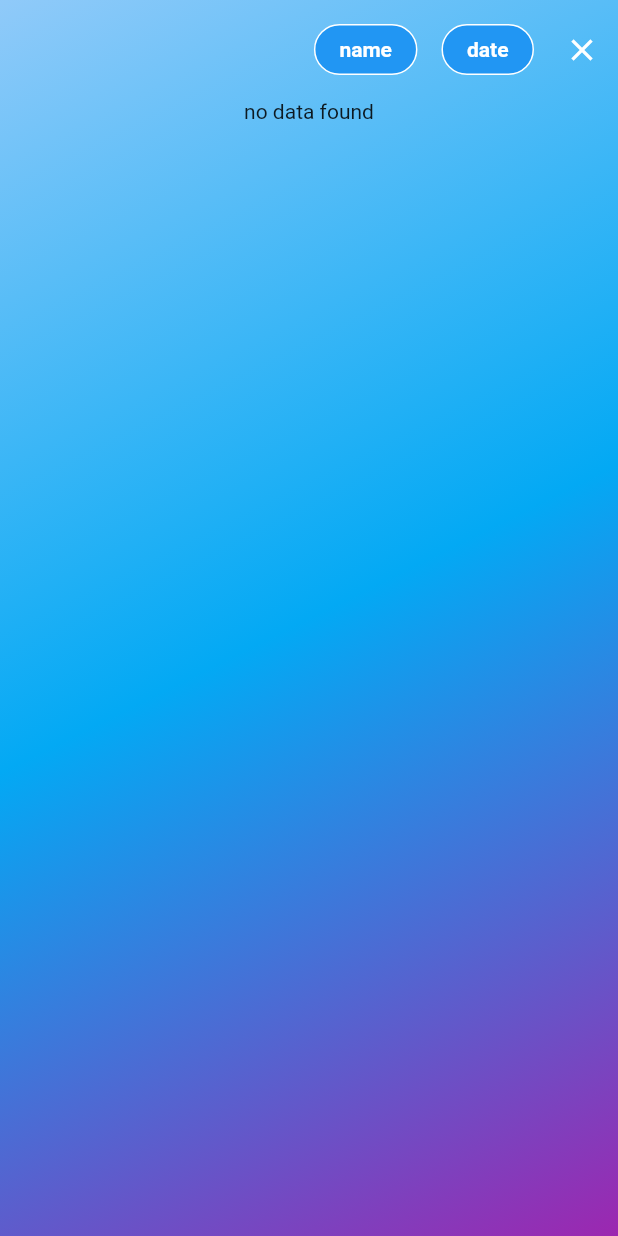
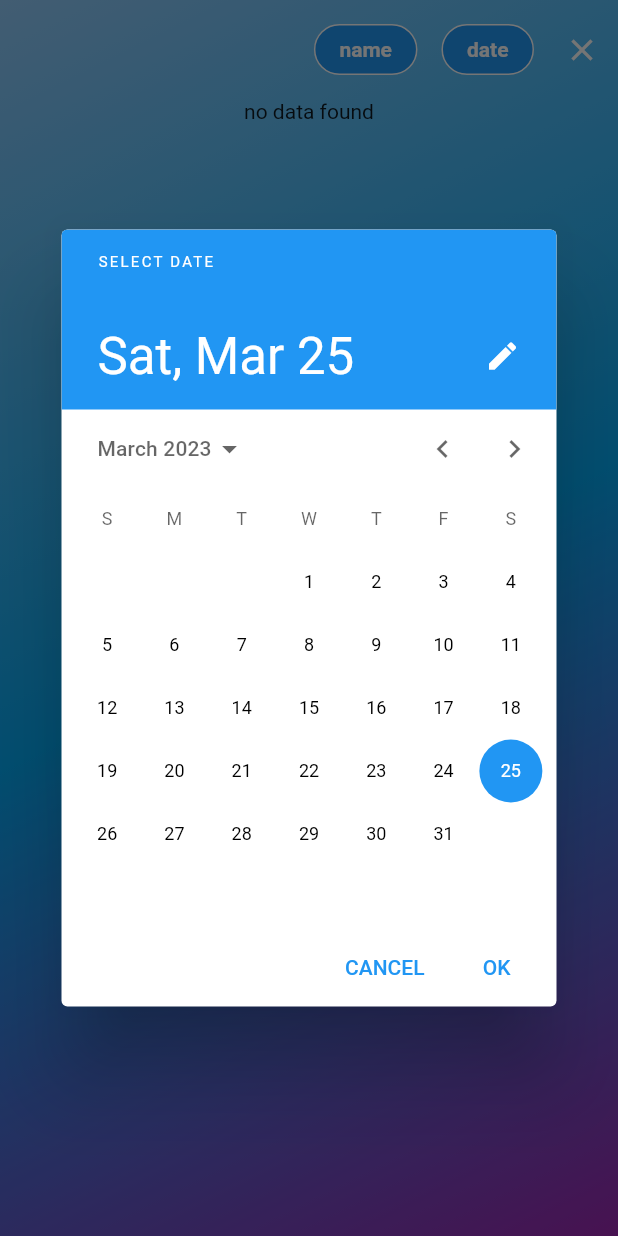
Before and after one commit to Brinfotech1407/GymReportingApp, a Flutter app: the GymOwnerHomeScreen screen opened directly, after a tap on the "filter list alt" icon, after a tap on "date", on a phone screen of 412 x 824 dp. Run offline on Flutter 3.47's test engine with Material 2 defaults, Android fonts, the phone set to English and light mode, and no system bars; our stand-ins replace cloud_firestore, firebase_auth, firebase_core, firebase_messaging, get, quickalert and 1 more; missing offline and left inert: mobile_scanner; accounts and stored records are empty; Roboto replaces fonts that are missing (Montserrat).

Commit message:
show datePicker.

```diff
--- a/lib/Home/gym_owner_home_screen.dart
+++ b/lib/Home/gym_owner_home_screen.dart
@@ -37,8 +37,7 @@ class _GymOwnerHomeScreenState extends State<GymOwnerHomeScreen> {
               child: Column(
                 children: [
                   Obx(
-                        () =>
-                        Row(
+                    () => Row(
                       mainAxisAlignment: MainAxisAlignment.end,
                       children: [
                         if (showFilterIcon.isTrue) ...[
@@ -76,11 +75,10 @@ class _GymOwnerHomeScreenState extends State<GymOwnerHomeScreen> {
                                   color: Colors.white,
                                 )),
                           ),
-                            ] else
-                              ...[
+                        ] else ...[
                           Align(
                               alignment: Alignment.centerRight,
-                                    child: filterView()),
+                              child: filterView(context)),
                         ],
                       ],
                     ),
@@ -90,12 +88,11 @@ class _GymOwnerHomeScreenState extends State<GymOwnerHomeScreen> {
                       const Center(
                         child: Text('no data found'),
                       )
-                    ] else
-                      ...[
+                    ] else ...[
                       Expanded(
                         child: ListView.builder(
                           scrollDirection: Axis.vertical,
-                            itemCount:  snapshot.data!.length,
+                          itemCount: snapshot.data!.length,
                           itemBuilder: (BuildContext context, int index) {
                             GymReportModel doc = snapshot.data![index];
                             return SizedBox(
@@ -115,8 +112,8 @@ class _GymOwnerHomeScreenState extends State<GymOwnerHomeScreen> {
                                   padding: const EdgeInsets.all(14),
                                   child: Column(
                                     mainAxisSize: MainAxisSize.min,
-                                      crossAxisAlignment: CrossAxisAlignment
-                                          .start,
+                                    crossAxisAlignment:
+                                        CrossAxisAlignment.start,
                                     children: [
                                       Row(
                                         children: [
@@ -142,20 +139,16 @@ class _GymOwnerHomeScreenState extends State<GymOwnerHomeScreen> {
                                                 right: 20),
                                             child: Column(
                                               children: [
-                                                  buildText(
-                                                      content: 'SignedIn '),
+                                                buildText(content: 'SignedIn '),
                                                 buildText(
                                                     content: doc.signInTime,
                                                     isContentStyleView: true),
-
                                               ],
                                             ),
                                           ),
                                           Column(
                                             children: [
-                                                buildText(
-                                                    content: 'SignedOut '),
-
+                                              buildText(content: 'SignedOut '),
                                               buildText(
                                                   content: doc.signOutTime,
                                                   isContentStyleView: true),
@@ -172,10 +165,7 @@ class _GymOwnerHomeScreenState extends State<GymOwnerHomeScreen> {
                         ),
                       ),
                     ]
-
-
                   ],
-
                 ],
               ),
             ),
@@ -198,7 +188,7 @@ class _GymOwnerHomeScreenState extends State<GymOwnerHomeScreen> {
     );
   }
 
-  Widget filterView() {
+  Widget filterView(BuildContext context) {
     return Column(
       children: [
         Row(
@@ -209,7 +199,9 @@ class _GymOwnerHomeScreenState extends State<GymOwnerHomeScreen> {
               child: filterButtonView('name'),
             ),
             GestureDetector(
-              onTap: () {},
+              onTap: () {
+                GymUtils().pickDateDialog(context);
+              },
               child: filterButtonView('date'),
             ),
             IconButton(
--- a/lib/utils/gym_utils.dart
+++ b/lib/utils/gym_utils.dart
@@ -140,30 +140,30 @@ class GymUtils {
     required String title,
     required String desc,
     required String confirmText,
-    required  QuickAlertType showAlertdialogType,
+    required QuickAlertType showAlertdialogType,
   }) {
-    if(showAlertdialogType == QuickAlertType.warning){
+    if (showAlertdialogType == QuickAlertType.warning) {
       QuickAlert.show(
           context: context,
           type: QuickAlertType.warning,
           title: title,
           confirmBtnText: confirmText,
           text: desc);
-    }else if(showAlertdialogType ==QuickAlertType.info){
+    } else if (showAlertdialogType == QuickAlertType.info) {
       QuickAlert.show(
           context: context,
           type: QuickAlertType.info,
           title: title,
           confirmBtnText: confirmText,
           text: desc);
-    }else if(showAlertdialogType == QuickAlertType.loading){
+    } else if (showAlertdialogType == QuickAlertType.loading) {
       QuickAlert.show(
           context: context,
           type: QuickAlertType.loading,
           title: title,
           confirmBtnText: confirmText,
           text: desc);
-    }else if(showAlertdialogType == QuickAlertType.error){
+    } else if (showAlertdialogType == QuickAlertType.error) {
       QuickAlert.show(
           context: context,
           type: QuickAlertType.error,
@@ -172,4 +172,25 @@ class GymUtils {
           text: desc);
     }
   }
+
+  pickDateDialog(BuildContext context) {
+    Rx<DateTime> selectedDate=  DateTime.now().obs;
+    showDatePicker(
+            context: context,
+            initialDate: DateTime.now(),
+            //which date will display when user open the picker
+            firstDate: DateTime(2000),
+            //what will be the previous supported year in picker
+            lastDate: DateTime
+                .now()) //what will be the up to supported date in picker
+        .then((pickedDate) {
+      //then usually do the future job
+      if (pickedDate == null) {
+        //if user tap cancel then this function will stop
+        return;
+      }
+      //for rebuilding the ui
+      selectedDate.value = pickedDate;
+    });
+  }
 }
```
Lines whose indentation alone changed are shown as unchanged.
